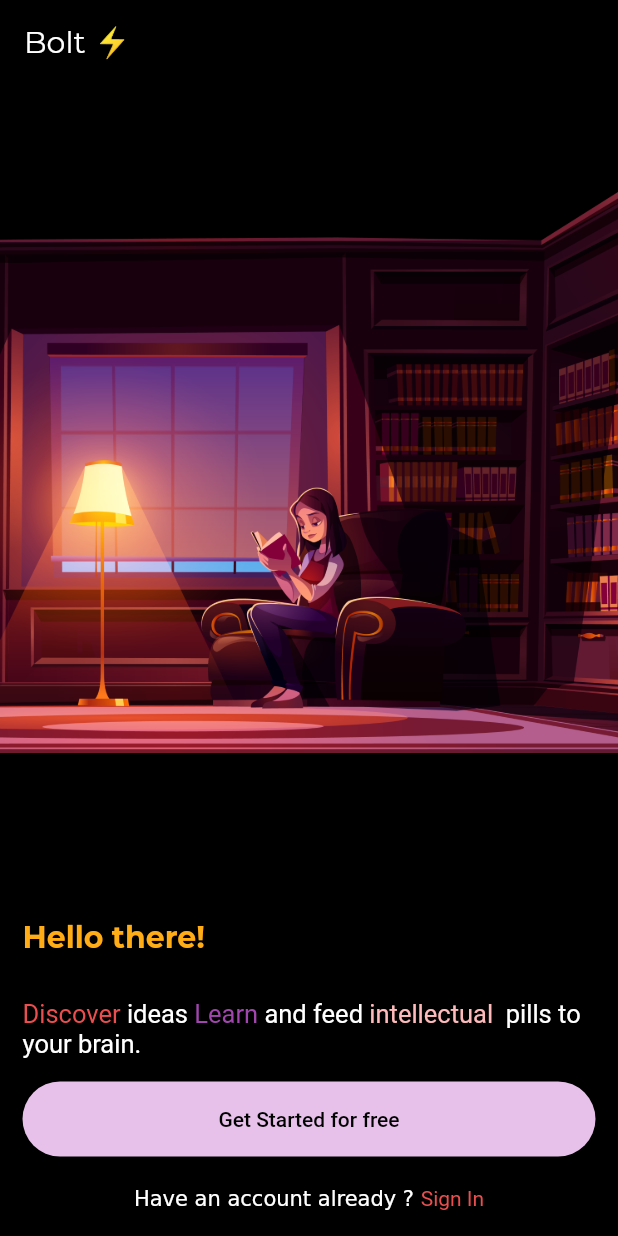
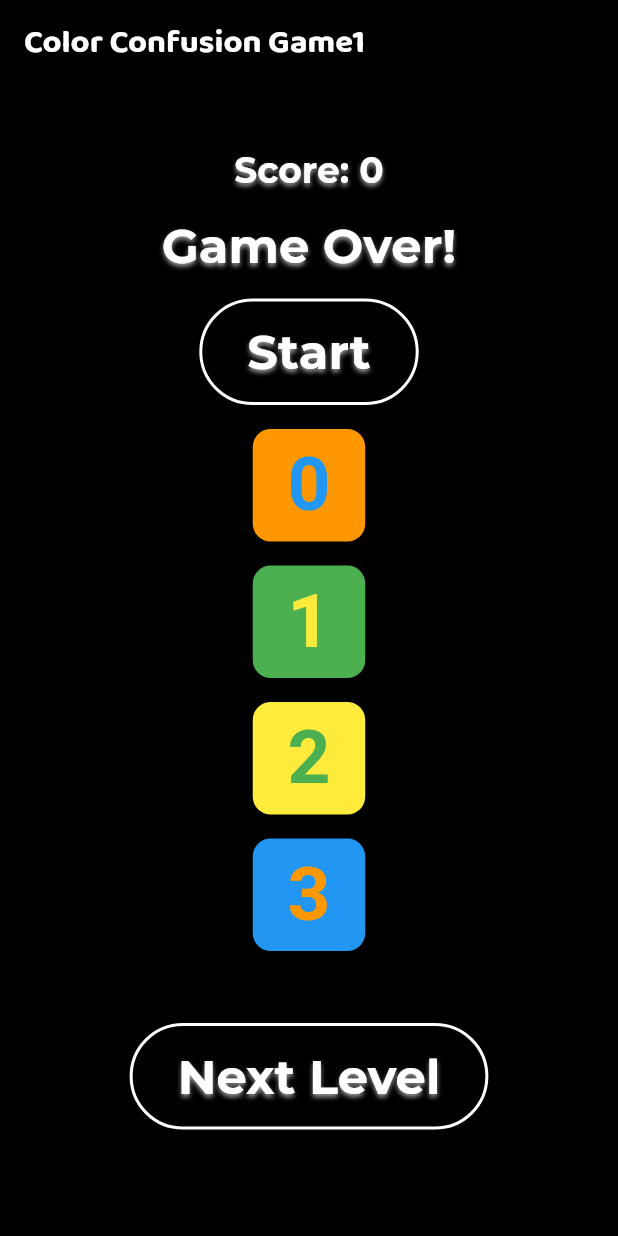
Before and after one commit to Bolt-SIH/BOLT-frontend, a Flutter app: the screen it shows after launch, on a phone screen of 412 x 824 dp. Run offline on Flutter 3.47's test engine with Material 2 defaults, Android fonts, the phone set to English and light mode, and no system bars; our stand-ins replace firebase_auth, firebase_core, flutter_svg, google_sign_in; accounts and stored records are empty.

Commit message:
This is the Color Confusion Game.

```diff
--- a/lib/main.dart
+++ b/lib/main.dart
@@ -1,9 +1,12 @@
 import 'package:bolt/screens/Onboarding/authentication.dart';
 import 'package:bolt/screens/Onboarding/gettingstarted.dart';
+// import 'package:bolt/screens/SpeedReading%20Games/colorLevel1.dart';
 import 'package:bolt/services/google_authentication.dart';
 import 'package:firebase_core/firebase_core.dart';
 import 'package:provider/provider.dart';
 import 'package:firebase_auth/firebase_auth.dart';
+import 'package:bolt/screens/SpeedReading Games/colorGameLevel1.dart';
+// import 'package:bolt/screens/SpeedReading Games/colorLevel1.dart';
 
 import 'file_exported.dart';
 
@@ -25,7 +28,7 @@ class MyApp extends StatelessWidget {
         theme: ThemeData(
           scaffoldBackgroundColor: CustomColors.backgroundColor,
         ),
-        home: const Authentication(),
+        home: colorConfusionLevel1(),
       ),
     );
   }
--- /dev/null
+++ b/lib/screens/SpeedReading Games/colorGameLevel1.dart
@@ -0,0 +1,297 @@
+import 'package:bolt/file_exported.dart';
+import 'dart:math';
+import 'package:bolt/screens/SpeedReading Games/colorGameLevel2.dart';
+
+const _targetColors = [Colors.orange, Colors.green, Colors.yellow, Colors.blue];
+const _textColors = [Colors.blue, Colors.yellow, Colors.green, Colors.orange];
+const _colorNames = ['orange', 'green', 'yellow', 'blue'];
+
+enum TargetType { color, number }
+
+class TargetData {
+  TargetData({required this.type, required this.index});
+  final TargetType type;
+  final int index;
+
+  String get text => type == TargetType.color
+      ? 'COLOR ${_colorNames[index]}'
+      : 'NUMBER $index';
+  Color get color => _textColors[index];
+}
+
+class GameTimer {
+  Timer? _timer;
+  ValueNotifier<int> remainingSeconds = ValueNotifier<int>(10);
+
+  void startGame() {
+    _timer?.cancel();
+    remainingSeconds.value = 15;
+    _timer = Timer.periodic(const Duration(seconds: 1), (timer) {
+      remainingSeconds.value--;
+      if (remainingSeconds.value == 0) {
+        _timer?.cancel();
+      }
+    });
+  }
+}
+
+class colorConfusionLevel1 extends StatefulWidget {
+  const colorConfusionLevel1({Key? key}) : super(key: key);
+
+  @override
+  State<colorConfusionLevel1> createState() => _colorConfusionLevel1State();
+}
+
+class _colorConfusionLevel1State extends State<colorConfusionLevel1> {
+  static final _rng = Random();
+  late TargetData _targetData;
+  int _score = 0;
+  bool _gameInProgress = false;
+  GameTimer _gameTimer = GameTimer();
+
+  @override
+  void initState() {
+    super.initState();
+    _gameTimer.remainingSeconds.addListener(() {
+      if (_gameTimer.remainingSeconds.value == 0) {
+        setState(() {
+          _gameInProgress = false;
+        });
+      }
+    });
+    _randomize();
+  }
+
+  void _randomize() {
+    _targetData = TargetData(
+      type: TargetType.values[_rng.nextInt(2)],
+      index: _rng.nextInt(_targetColors.length),
+    );
+  }
+
+  void _startGame() {
+    _randomize();
+    setState(() {
+      _score = 0;
+      _gameInProgress = true;
+    });
+    _gameTimer.startGame();
+  }
+
+  void _handleTapDown(TapDownDetails details, int? selectedIndex) {
+    if (!_gameInProgress) {
+      return;
+    }
+    final size = MediaQuery.of(context).size;
+    // _randomize();
+    setState(() {
+      if (selectedIndex != null) {
+        // _playerAlignment = _targets[selectedIndex];
+        final didScore = selectedIndex == _targetData.index;
+        Future.delayed(const Duration(milliseconds: 250), () {
+          setState(() {
+            if (didScore) {
+              _score++;
+            } else {
+              _score--;
+            }
+            _randomize();
+          });
+        });
+      }
+    });
+  }
+
+  @override
+  Widget build(BuildContext context) {
+    return Scaffold(
+      appBar: AppBar(
+        title: const Text(
+          "Color Confusion Game1",
+          style: TextStyle(
+              fontFamily: 'Baloo', fontWeight: FontWeight.bold, fontSize: 22),
+        ),
+        backgroundColor: Colors.black,
+      ),
+      body: Column(children: [
+        // Container(
+        //   margin:
+        //       const EdgeInsets.only(left: 25, right: 25, top: 40, bottom: 40),
+        //   height: 12,
+        //   child: ClipRRect(
+        //     borderRadius: BorderRadius.circular(20),
+        //     child: const LinearProgressIndicator(
+        //       minHeight: 12,
+        //       color: Colors.blue,
+        //       backgroundColor: Colors.grey,
+        //       // value: _handleTapDown(),
+        //     ),
+        //   ),
+        // ),
+        Container(
+          // alignment: Alignment(0, 0),
+          margin: const EdgeInsets.only(top: 20),
+          child: IgnorePointer(
+            ignoring: _gameInProgress,
+            child: Padding(
+              padding: const EdgeInsets.only(top: 15),
+              child: Column(
+                mainAxisSize: MainAxisSize.min,
+                children: [
+                  TextPrompt(
+                    'Score: $_score',
+                    color: Colors.white,
+                    fontSize: 24,
+                    fontFamily: 'Montserrat',
+                  ),
+                  TextPrompt(
+                    _gameInProgress ? 'Tap ${_targetData.text}' : 'Game Over!',
+                    color: _gameInProgress ? _targetData.color : Colors.white,
+                  ),
+                  _gameInProgress
+                      ? Container(
+                          margin: const EdgeInsets.only(bottom: 10.0),
+                          height: 35,
+                          child: const Text(
+                            "Select the Right Choice",
+                            style: TextStyle(
+                                color: Colors.white,
+                                fontSize: 25,
+                                fontFamily: 'Montserrat',
+                                fontWeight: FontWeight.bold),
+                          ),
+                        )
+                      : Padding(
+                          padding: const EdgeInsets.all(8.0),
+                          child: OutlinedButton(
+                            style: OutlinedButton.styleFrom(
+                              shape: const StadiumBorder(),
+                              side: const BorderSide(
+                                  width: 2, color: Colors.white),
+                            ),
+                            child: const Padding(
+                              padding: EdgeInsets.all(8.0),
+                              child: TextPrompt('Start', color: Colors.white),
+                            ),
+                            onPressed: _startGame,
+                          ),
+                        ),
+                ],
+              ),
+            ),
+          ),
+        ),
+        for (var i = 0; i < _targetColors.length; i++)
+          GestureDetector(
+            // Handle taps on targets
+            onTapDown: (details) => _handleTapDown(details, i),
+            // TO DO: Convert to AnimatedAlign & add a duration argument
+            child: Padding(
+              padding: const EdgeInsets.all(8.0),
+              child: Align(
+                child: Target(
+                  color: _targetColors[i],
+                  textColor: _textColors[i],
+                  text: i.toString(),
+                ),
+              ),
+            ),
+          ),
+        Padding(
+          padding: const EdgeInsets.only(top: 40),
+          child: OutlinedButton(
+            style: OutlinedButton.styleFrom(
+              shape: const StadiumBorder(),
+              side: const BorderSide(width: 2, color: Colors.white),
+            ),
+            child: const Padding(
+              padding: EdgeInsets.all(8.0),
+              child: TextPrompt('Next Level', color: Colors.white),
+            ),
+            onPressed: () {
+              setState(() {
+                Navigator.push(context,
+                    MaterialPageRoute(builder: (context) => GameWidget()));
+              });
+            },
+          ),
+        ),
+      ]),
+    );
+  }
+}
+
+class Target extends StatelessWidget {
+  const Target({
+    Key? key,
+    required this.color,
+    required this.textColor,
+    required this.text,
+  }) : super(key: key);
+  final Color color;
+  final Color textColor;
+  final String text;
+
+  @override
+  Widget build(BuildContext context) {
+    return Container(
+      width: 75,
+      height: 75,
+      decoration: BoxDecoration(
+          color: color,
+          shape: BoxShape.rectangle,
+          borderRadius: BorderRadius.circular(12)),
+      child: Align(
+        alignment: Alignment.center,
+        child: Text(
+          text,
+          style: TextStyle(
+            fontSize: 50,
+            fontWeight: FontWeight.bold,
+            color: textColor,
+          ),
+        ),
+      ),
+    );
+  }
+}
+
+class TextPrompt extends StatelessWidget {
+  const TextPrompt(
+    this.text, {
+    Key? key,
+    required this.color,
+    this.fontSize = 32,
+    this.fontFamily: 'Montserrat',
+  }) : super(key: key);
+  final String text;
+  final Color color;
+  final double fontSize;
+  final String fontFamily;
+
+  @override
+  Widget build(BuildContext context) {
+    return AnimatedDefaultTextStyle(
+      child: Padding(
+        padding: const EdgeInsets.all(8.0),
+        child: Text(
+          text,
+        ),
+      ),
+      duration: const Duration(milliseconds: 250),
+      style: TextStyle(
+        color: color,
+        fontWeight: FontWeight.bold,
+        fontSize: fontSize,
+        fontFamily: fontFamily,
+        shadows: const [
+          Shadow(
+            blurRadius: 4.0,
+            color: Colors.grey,
+            offset: Offset(0.0, 2.0),
+          ),
+        ],
+      ),
+    );
+  }
+}
--- /dev/null
+++ b/lib/screens/SpeedReading Games/colorGameLevel2.dart
@@ -0,0 +1,284 @@
+import 'dart:async';
+import 'dart:math';
+import 'package:flutter/material.dart';
+
+const _targetColors = [Colors.orange, Colors.green, Colors.yellow, Colors.blue];
+const _textColors = [Colors.blue, Colors.yellow, Colors.green, Colors.orange];
+const _colorNames = ['orange', 'green', 'yellow', 'blue'];
+
+enum TargetType { color, number }
+
+class TargetData {
+  TargetData({required this.type, required this.index});
+  final TargetType type;
+  final int index;
+
+  String get text => type == TargetType.color
+      ? 'COLOR ${_colorNames[index]}'
+      : 'NUMBER $index';
+  Color get color => _textColors[index];
+}
+
+class GameTimer {
+  Timer? _timer;
+  ValueNotifier<int> remainingSeconds = ValueNotifier<int>(10);
+
+  void startGame() {
+    _timer?.cancel();
+    remainingSeconds.value = 15;
+    _timer = Timer.periodic(Duration(seconds: 1), (timer) {
+      remainingSeconds.value--;
+      if (remainingSeconds.value == 0) {
+        _timer?.cancel();
+      }
+    });
+  }
+}
+
+class GameWidget extends StatefulWidget {
+  @override
+  _GameWidgetState createState() => _GameWidgetState();
+}
+
+class _GameWidgetState extends State<GameWidget> {
+  static final _rng = Random();
+
+  late Alignment _playerAlignment;
+  late List<Alignment> _targets;
+  late TargetData _targetData;
+  int _score = 0;
+  bool _gameInProgress = false;
+  GameTimer _gameTimer = GameTimer();
+
+  @override
+  void initState() {
+    super.initState();
+    _playerAlignment = Alignment(0, 0);
+    _gameTimer.remainingSeconds.addListener(() {
+      if (_gameTimer.remainingSeconds.value == 0) {
+        setState(() {
+          _gameInProgress = false;
+        });
+      }
+    });
+    _randomize();
+  }
+
+  void _randomize() {
+    _targetData = TargetData(
+      type: TargetType.values[_rng.nextInt(2)],
+      index: _rng.nextInt(_targetColors.length),
+    );
+    _targets = [
+      for (var i = 0; i < _targetColors.length; i++)
+        Alignment(
+          _rng.nextDouble() * 2 - 1,
+          _rng.nextDouble() * 2 - 1,
+        )
+    ];
+  }
+
+  void _startGame() {
+    _randomize();
+    setState(() {
+      _score = 0;
+      _gameInProgress = true;
+    });
+    _gameTimer.startGame();
+  }
+
+  // This method contains most of the game logic
+  void _handleTapDown(TapDownDetails details, int? selectedIndex) {
+    if (!_gameInProgress) {
+      return;
+    }
+    final size = MediaQuery.of(context).size;
+    setState(() {
+      if (selectedIndex != null) {
+        _playerAlignment = _targets[selectedIndex];
+        final didScore = selectedIndex == _targetData.index;
+        Future.delayed(Duration(milliseconds: 250), () {
+          setState(() {
+            if (didScore) {
+              _score++;
+            } else {
+              _score--;
+            }
+            _randomize();
+          });
+        });
+        // score point
+      } else {
+        _playerAlignment = Alignment(
+          2 * (details.localPosition.dx / size.width) - 1,
+          2 * (details.localPosition.dy / size.height) - 1,
+        );
+      }
+    });
+  }
+
+  @override
+  Widget build(BuildContext context) {
+    return Scaffold(
+      appBar: AppBar(
+        title: const Text(
+          "Level 2",
+          style: TextStyle(
+              fontFamily: 'Baloo', fontWeight: FontWeight.bold, fontSize: 22),
+        ),
+        backgroundColor: Colors.black,
+      ),
+      body: Stack(
+        children: [
+          // Handle taps anywhere
+          Positioned.fill(
+            child: GestureDetector(
+              onTapDown: (details) => _handleTapDown(details, null),
+            ),
+          ),
+          // Player
+          // TO DO: Convert to AnimatedAlign & add a duration argument
+          // Align(
+          //   alignment: _playerAlignment,
+          //   child: Container(
+          //     width: 100,
+          //     height: 100,
+          //     decoration: BoxDecoration(
+          //       color: _targetData.color,
+          //       shape: BoxShape.circle,
+          //     ),
+          //   ),
+          // ),
+          // Targets
+          for (var i = 0; i < _targetColors.length; i++)
+            GestureDetector(
+              // Handle taps on targets
+              onTapDown: (details) => _handleTapDown(details, i),
+              // TO DO: Convert to AnimatedAlign & add a duration argument
+              child: Align(
+                alignment: _targets[i],
+                child: Target(
+                  color: _targetColors[i],
+                  textColor: _textColors[i],
+                  text: i.toString(),
+                ),
+              ),
+            ),
+          // Next Command
+          Container(
+            margin: EdgeInsets.only(top: 10, left: 35, right: 10),
+            alignment: Alignment(0, 0),
+            child: IgnorePointer(
+              ignoring: _gameInProgress,
+              child: Column(
+                mainAxisSize: MainAxisSize.min,
+                children: [
+                  TextPrompt(
+                    'Score: $_score',
+                    color: Colors.white,
+                    fontSize: 24,
+                  ),
+                  TextPrompt(
+                    _gameInProgress ? 'Tap ${_targetData.text}' : 'Game Over!',
+                    color: _gameInProgress ? _targetData.color : Colors.white,
+                  ),
+                  _gameInProgress
+                      ? Container(
+                          margin: const EdgeInsets.only(bottom: 10.0),
+                          height: 35,
+                          child: const Text(
+                            "Select the Right Choice",
+                            style: TextStyle(
+                                color: Colors.white70,
+                                fontSize: 25,
+                                fontFamily: 'Montserrat',
+                                fontWeight: FontWeight.bold),
+                          ),
+                        )
+                      : OutlinedButton(
+                          style: OutlinedButton.styleFrom(
+                            shape: StadiumBorder(),
+                            side: BorderSide(width: 2, color: Colors.white),
+                          ),
+                          child: Padding(
+                            padding: const EdgeInsets.all(8.0),
+                            child: TextPrompt('Start', color: Colors.white),
+                          ),
+                          onPressed: _startGame,
+                        ),
+                ],
+              ),
+            ),
+          ),
+        ],
+      ),
+    );
+  }
+}
+
+class Target extends StatelessWidget {
+  const Target({
+    Key? key,
+    required this.color,
+    required this.textColor,
+    required this.text,
+  }) : super(key: key);
+  final Color color;
+  final Color textColor;
+  final String text;
+
+  @override
+  Widget build(BuildContext context) {
+    return Container(
+      width: 75,
+      height: 75,
+      decoration: BoxDecoration(color: color, shape: BoxShape.circle),
+      child: Align(
+        alignment: Alignment.center,
+        child: Text(
+          text,
+          style: TextStyle(
+            fontSize: 50,
+            fontWeight: FontWeight.bold,
+            color: textColor,
+          ),
+        ),
+      ),
+    );
+  }
+}
+
+class TextPrompt extends StatelessWidget {
+  const TextPrompt(
+    this.text, {
+    Key? key,
+    required this.color,
+    this.fontSize = 32,
+    this.fontFamily: 'Montserrat',
+  }) : super(key: key);
+  final String text;
+  final Color color;
+  final double fontSize;
+  final String fontFamily;
+
+  @override
+  Widget build(BuildContext context) {
+    return AnimatedDefaultTextStyle(
+      child: Text(text),
+      duration: Duration(milliseconds: 250),
+      style: TextStyle(
+        color: color,
+        fontWeight: FontWeight.bold,
+        fontSize: fontSize,
+        fontFamily: fontFamily,
+        shadows: [
+          Shadow(
+            blurRadius: 4.0,
+            color: Colors.grey,
+            offset: Offset(0.0, 2.0),
+          ),
+        ],
+      ),
+    );
+  }
+}
```
Also changed, not shown: 1 other file.
